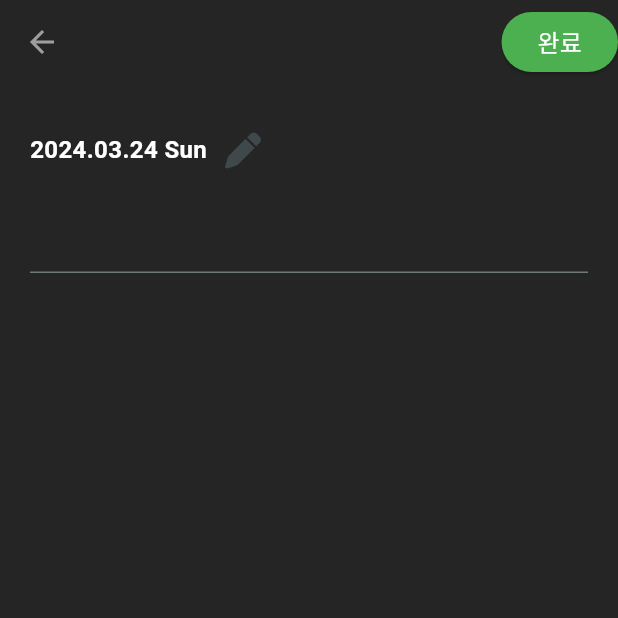
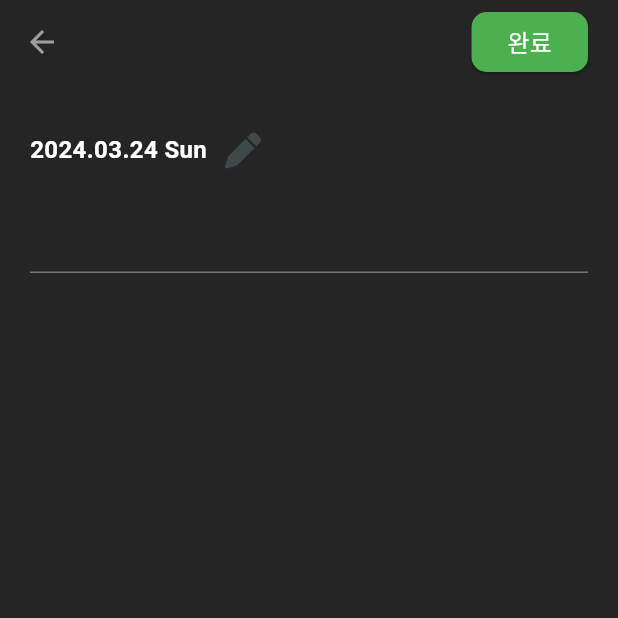
Before and after one commit to boridosa/emolist, a Flutter app: the DiaryWriteScreen screen opened directly, on a phone screen of 412 x 824 dp, the top half of it. Run offline on Flutter 3.47's test engine with Material 3 defaults, Android fonts, the light colour scheme and no system bars; our stand-ins replace font_awesome_flutter, go_router; missing offline and left inert: month_year_picker.

Commit message:
💄 change UI design for Edit/finish button

```diff
--- a/lib/src/screens/diary_write_screen.dart
+++ b/lib/src/screens/diary_write_screen.dart
@@ -36,6 +36,8 @@ class _DiaryWriteScreenState extends State<DiaryWriteScreen> {
         iconTheme: const IconThemeData(color: Colors.grey),
         backgroundColor: const Color(0xFF252525),
         actions: <Widget>[
+          Row(
+            children: [
               ElevatedButton(
                 onPressed: () {
                   final newDiary = DiaryModel(
@@ -49,6 +51,10 @@ class _DiaryWriteScreenState extends State<DiaryWriteScreen> {
                 },
                 style: ButtonStyle(
                   backgroundColor: MaterialStateProperty.all(Colors.green),
+                  shape: MaterialStateProperty.all<RoundedRectangleBorder>(
+                    RoundedRectangleBorder(
+                        borderRadius: BorderRadius.circular(10)),
+                  ),
                 ),
                 child: const Text(
                   '완료',
@@ -57,6 +63,11 @@ class _DiaryWriteScreenState extends State<DiaryWriteScreen> {
                     fontSize: 16,
                   ),
                 ),
+              ),
+              const SizedBox(
+                width: 20,
+              )
+            ],
           ),
         ],
       ),
```
Also changed, not shown: lib/src/screens/diary_detail_screen.dart (+11 -0 lines). Lines whose indentation alone changed are shown as unchanged.
